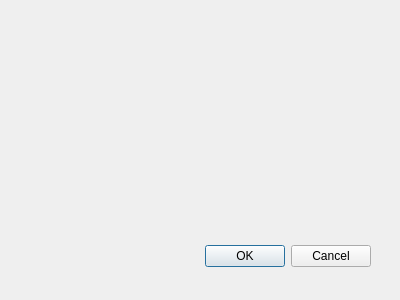
This is videoplayer/labelspecs.ui in EricvanSchaik/DesignProject as Qt 5 draws it before an edit. The edited form follows.
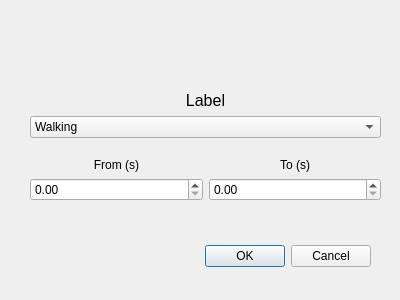
This is the edited form.

Commit message: Opens dialog with label

```diff
--- a/videoplayer/labelspecs.ui
+++ b/videoplayer/labelspecs.ui
@@ -29,6 +29,106 @@
     <set>QDialogButtonBox::Cancel|QDialogButtonBox::Ok</set>
    </property>
   </widget>
+  <widget class="QWidget" name="verticalLayoutWidget_3">
+   <property name="geometry">
+    <rect>
+     <x>30</x>
+     <y>90</y>
+     <width>351</width>
+     <height>111</height>
+    </rect>
+   </property>
+   <layout class="QVBoxLayout" name="verticalLayout_3">
+    <item>
+     <layout class="QVBoxLayout" name="verticalLayout_4">
+      <item>
+       <widget class="QLabel" name="label_3">
+        <property name="maximumSize">
+         <size>
+          <width>16777215</width>
+          <height>20</height>
+         </size>
+        </property>
+        <property name="font">
+         <font>
+          <pointsize>12</pointsize>
+         </font>
+        </property>
+        <property name="text">
+         <string>Label</string>
+        </property>
+        <property name="alignment">
+         <set>Qt::AlignCenter</set>
+        </property>
+       </widget>
+      </item>
+      <item>
+       <widget class="QComboBox" name="comboBox_labels">
+        <property name="maximumSize">
+         <size>
+          <width>16777215</width>
+          <height>16777215</height>
+         </size>
+        </property>
+        <item>
+         <property name="text">
+          <string>Walking</string>
+         </property>
+        </item>
+        <item>
+         <property name="text">
+          <string>Trotting</string>
+         </property>
+        </item>
+        <item>
+         <property name="text">
+          <string>Standing</string>
+         </property>
+        </item>
+       </widget>
+      </item>
+     </layout>
+    </item>
+    <item>
+     <layout class="QHBoxLayout" name="horizontalLayout">
+      <item>
+       <layout class="QVBoxLayout" name="verticalLayout">
+        <item>
+         <widget class="QLabel" name="label">
+          <property name="text">
+           <string>From (s)</string>
+          </property>
+          <property name="alignment">
+           <set>Qt::AlignBottom|Qt::AlignHCenter</set>
+          </property>
+         </widget>
+        </item>
+        <item>
+         <widget class="QDoubleSpinBox" name="doubleSpinBox_start"/>
+        </item>
+       </layout>
+      </item>
+      <item>
+       <layout class="QVBoxLayout" name="verticalLayout_2">
+        <item>
+         <widget class="QLabel" name="label_2">
+          <property name="text">
+           <string>To (s)</string>
+          </property>
+          <property name="alignment">
+           <set>Qt::AlignBottom|Qt::AlignHCenter</set>
+          </property>
+         </widget>
+        </item>
+        <item>
+         <widget class="QDoubleSpinBox" name="doubleSpinBox_end"/>
+        </item>
+       </layout>
+      </item>
+     </layout>
+    </item>
+   </layout>
+  </widget>
  </widget>
  <resources/>
  <connections>
```
The commit also changes 2 other files.
